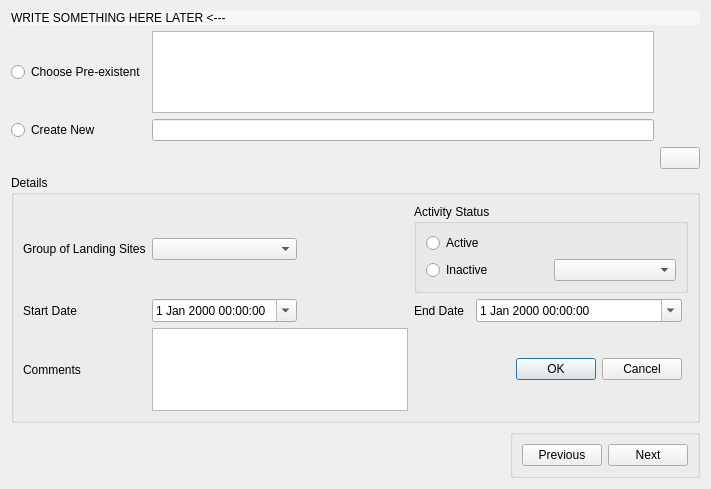
Qt form app_new/frmminorstrata.ui (doublebyte1/app_solution) before a commit.
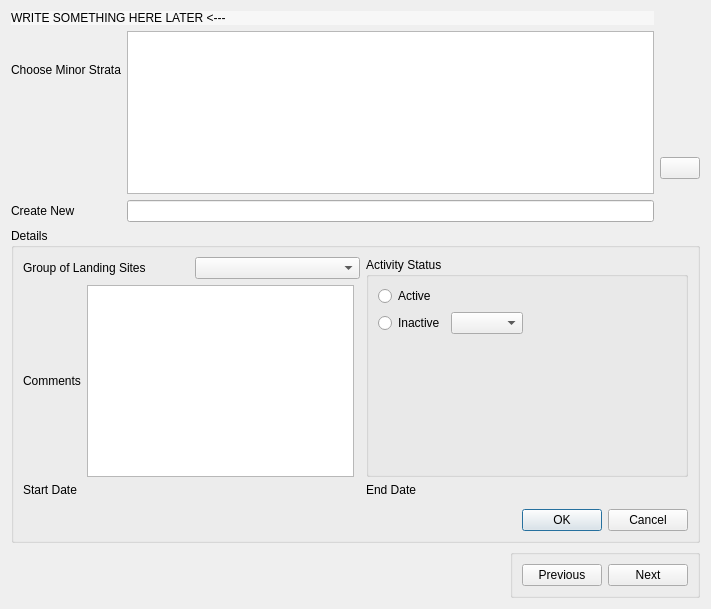
The same form after that commit. Icons and pictures are not drawn. Custom widgets are drawn as their Qt base class.

Patch:
```diff
--- a/app_new/frmminorstrata.ui
+++ b/app_new/frmminorstrata.ui
@@ -7,15 +7,21 @@
     <x>0</x>
     <y>0</y>
     <width>711</width>
-    <height>489</height>
+    <height>609</height>
    </rect>
   </property>
   <property name="windowTitle">
    <string>Form</string>
   </property>
-  <layout class="QGridLayout" name="gridLayout_3">
-   <item row="0" column="0" colspan="4">
+  <layout class="QGridLayout" name="gridLayout_2">
+   <item row="0" column="0" colspan="2">
     <widget class="QLabel" name="lbHeader">
+     <property name="sizePolicy">
+      <sizepolicy hsizetype="Preferred" vsizetype="Fixed">
+       <horstretch>0</horstretch>
+       <verstretch>0</verstretch>
+      </sizepolicy>
+     </property>
      <property name="styleSheet">
       <string notr="true">background-color:rgb(247, 247, 247)</string>
      </property>
@@ -25,26 +31,19 @@
     </widget>
    </item>
    <item row="1" column="0">
-    <widget class="QRadioButton" name="radioPreexistent">
+    <widget class="QLabel" name="label_6">
      <property name="text">
-      <string>Choose Pre-existent</string>
+      <string>Choose Minor Strata</string>
+     </property>
+     <property name="buddy">
+      <cstring>tableView</cstring>
      </property>
     </widget>
    </item>
-   <item row="1" column="1" colspan="2">
+   <item row="1" column="1" rowspan="2">
     <widget class="QTableView" name="tableView"/>
    </item>
-   <item row="2" column="0">
-    <widget class="QRadioButton" name="radioNew">
-     <property name="text">
-      <string>Create New</string>
-     </property>
-    </widget>
-   </item>
-   <item row="2" column="1" colspan="2">
-    <widget class="QLineEdit" name="lineNew"/>
-   </item>
-   <item row="3" column="3">
+   <item row="2" column="2" rowspan="2">
     <widget class="QPushButton" name="pushDetails">
      <property name="sizePolicy">
       <sizepolicy hsizetype="Fixed" vsizetype="Fixed">
@@ -67,19 +66,55 @@
      </property>
     </widget>
    </item>
-   <item row="4" column="0" colspan="4">
+   <item row="3" column="0">
+    <widget class="QLabel" name="label_5">
+     <property name="text">
+      <string>Create New</string>
+     </property>
+     <property name="buddy">
+      <cstring>lineNew</cstring>
+     </property>
+    </widget>
+   </item>
+   <item row="3" column="1">
+    <widget class="QLineEdit" name="lineNew"/>
+   </item>
+   <item row="4" column="0" colspan="3">
     <widget class="QGroupBox" name="groupDetails">
      <property name="title">
       <string>Details</string>
      </property>
      <layout class="QGridLayout" name="gridLayout">
-      <item row="0" column="4" rowspan="3" colspan="4">
+      <item row="0" column="0" colspan="3">
+       <layout class="QHBoxLayout" name="horizontalLayout_2">
+        <item>
+         <widget class="QLabel" name="label_3">
+          <property name="text">
+           <string>Group of Landing Sites</string>
+          </property>
+          <property name="buddy">
+           <cstring>cmbGLS</cstring>
+          </property>
+         </widget>
+        </item>
+        <item>
+         <widget class="QComboBox" name="cmbGLS"/>
+        </item>
+       </layout>
+      </item>
+      <item row="0" column="3" rowspan="2" colspan="2">
        <widget class="QGroupBox" name="groupActivity">
+        <property name="sizePolicy">
+         <sizepolicy hsizetype="Preferred" vsizetype="MinimumExpanding">
+          <horstretch>0</horstretch>
+          <verstretch>0</verstretch>
+         </sizepolicy>
+        </property>
         <property name="title">
          <string>Activity Status</string>
         </property>
-        <layout class="QGridLayout" name="gridLayout_2">
-         <item row="0" column="0" colspan="2">
+        <layout class="QGridLayout" name="gridLayout_3">
+         <item row="0" column="0">
           <widget class="QRadioButton" name="radioActive">
            <property name="text">
             <string>Active</string>
@@ -87,59 +122,73 @@
           </widget>
          </item>
          <item row="1" column="0">
+          <layout class="QHBoxLayout" name="horizontalLayout">
+           <item>
           <widget class="QRadioButton" name="radioInactive">
            <property name="text">
             <string>Inactive</string>
            </property>
           </widget>
          </item>
-         <item row="1" column="1">
+           <item>
           <widget class="QComboBox" name="comboBox"/>
          </item>
-        </layout>
-       </widget>
-      </item>
-      <item row="5" column="2" colspan="2">
-       <widget class="QPlainTextEdit" name="plainTextEdit"/>
-      </item>
-      <item row="1" column="1">
-       <widget class="QLabel" name="label_3">
-        <property name="text">
-         <string>Group of Landing Sites</string>
-        </property>
-        <property name="buddy">
-         <cstring>cmbGLS</cstring>
-        </property>
-       </widget>
-      </item>
-      <item row="1" column="2">
-       <widget class="QComboBox" name="cmbGLS"/>
-      </item>
-      <item row="3" column="1">
-       <widget class="QLabel" name="label">
-        <property name="text">
-         <string>Start Date</string>
-        </property>
-        <property name="buddy">
-         <cstring>dateTimeEdit</cstring>
-        </property>
+           <item>
+            <spacer name="horizontalSpacer_2">
+             <property name="orientation">
+              <enum>Qt::Horizontal</enum>
+             </property>
+             <property name="sizeHint" stdset="0">
+              <size>
+               <width>40</width>
+               <height>20</height>
+              </size>
+             </property>
+            </spacer>
+           </item>
+          </layout>
+         </item>
+         <item row="2" column="0">
+          <spacer name="verticalSpacer">
+           <property name="orientation">
+            <enum>Qt::Vertical</enum>
+           </property>
+           <property name="sizeHint" stdset="0">
+            <size>
+             <width>20</width>
+             <height>40</height>
+            </size>
+           </property>
+          </spacer>
+         </item>
+        </layout>
        </widget>
       </item>
-      <item row="5" column="1">
+      <item row="1" column="0">
        <widget class="QLabel" name="label_4">
         <property name="text">
          <string>Comments</string>
         </property>
        </widget>
       </item>
-      <item row="3" column="2">
-       <widget class="QDateTimeEdit" name="dateTimeEdit">
-        <property name="calendarPopup">
-         <bool>true</bool>
+      <item row="1" column="1">
+       <widget class="QPlainTextEdit" name="plainTextEdit">
+        <property name="sizePolicy">
+         <sizepolicy hsizetype="Expanding" vsizetype="MinimumExpanding">
+          <horstretch>0</horstretch>
+          <verstretch>0</verstretch>
+         </sizepolicy>
         </property>
        </widget>
       </item>
-      <item row="3" column="4">
+      <item row="2" column="0" colspan="2">
+       <widget class="QLabel" name="label">
+        <property name="text">
+         <string>Start Date</string>
+        </property>
+       </widget>
+      </item>
+      <item row="2" column="3">
        <widget class="QLabel" name="label_2">
         <property name="text">
          <string>End Date</string>
@@ -149,14 +198,13 @@
         </property>
        </widget>
       </item>
-      <item row="3" column="6">
-       <widget class="QDateTimeEdit" name="dateTimeEdit_2">
-        <property name="calendarPopup">
-         <bool>true</bool>
-        </property>
-       </widget>
+      <item row="3" column="0" rowspan="2" colspan="2">
+       <widget class="CustomTimeCtrl" name="customDtStart"/>
       </item>
-      <item row="5" column="6">
+      <item row="3" column="2" rowspan="2" colspan="3">
+       <widget class="CustomTimeCtrl" name="customDtEnd"/>
+      </item>
+      <item row="4" column="4">
        <widget class="QDialogButtonBox" name="buttonBox">
         <property name="standardButtons">
          <set>QDialogButtonBox::Cancel|QDialogButtonBox::Ok</set>
@@ -166,20 +214,22 @@
      </layout>
     </widget>
    </item>
-   <item row="5" column="1">
+   <item row="5" column="0" colspan="3">
+    <layout class="QHBoxLayout" name="horizontalLayout_4">
+     <item>
     <spacer name="horizontalSpacer">
      <property name="orientation">
       <enum>Qt::Horizontal</enum>
      </property>
      <property name="sizeHint" stdset="0">
       <size>
-       <width>379</width>
+         <width>488</width>
        <height>20</height>
       </size>
      </property>
     </spacer>
    </item>
-   <item row="5" column="2" colspan="2">
+     <item>
     <widget class="QGroupBox" name="groupBackNext">
      <property name="sizePolicy">
       <sizepolicy hsizetype="Fixed" vsizetype="Fixed">
@@ -190,8 +240,8 @@
      <property name="title">
       <string/>
      </property>
-     <layout class="QFormLayout" name="formLayout">
-      <item row="0" column="0">
+       <layout class="QHBoxLayout" name="horizontalLayout_3">
+        <item>
        <widget class="QPushButton" name="pushPrevious">
         <property name="enabled">
          <bool>true</bool>
@@ -205,7 +255,7 @@
         </property>
        </widget>
       </item>
-      <item row="0" column="1">
+        <item>
        <widget class="QPushButton" name="pushNext">
         <property name="text">
          <string>Next</string>
@@ -220,7 +270,16 @@
     </widget>
    </item>
   </layout>
+   </item>
+  </layout>
  </widget>
+ <customwidgets>
+  <customwidget>
+   <class>CustomTimeCtrl</class>
+   <extends>QWidget</extends>
+   <header>customtimectrl.h</header>
+  </customwidget>
+ </customwidgets>
  <resources>
   <include location="app_new.qrc"/>
  </resources>
```
Left out of the diff: 36 changed lines with no effect on the pictures. Lines whose indentation alone changed are shown as unchanged.
